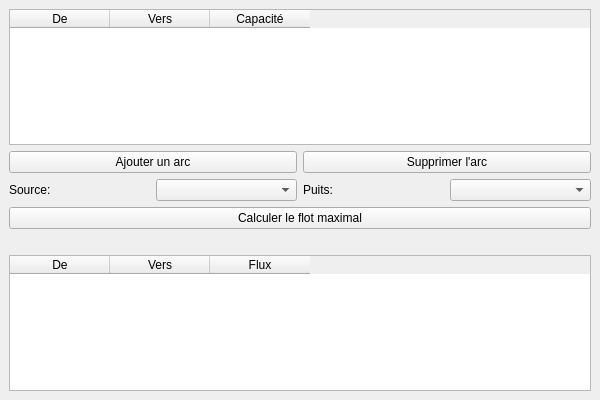
This is src/ui/max_flow_gui.ui in Sarra-majdoub/max_flow as Qt 5 draws it before an edit. The edited form follows.
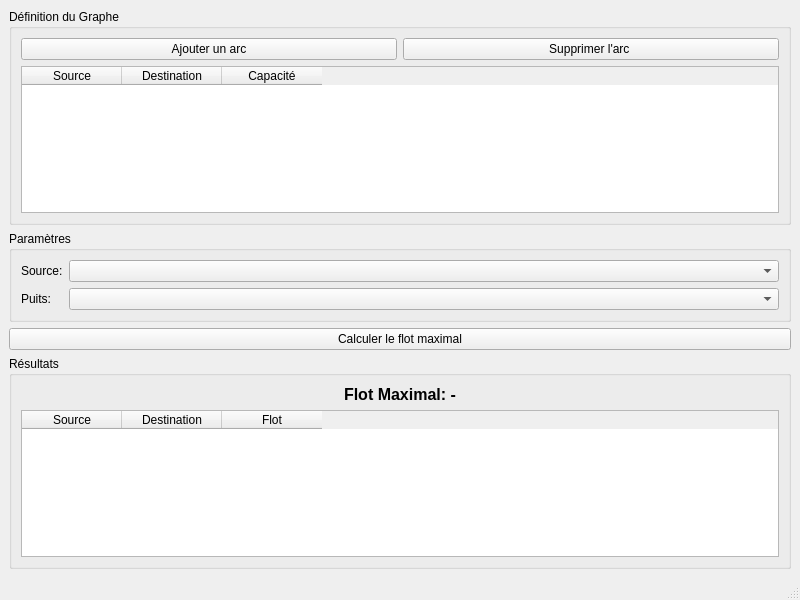
This is the edited form.

```diff
--- a/src/ui/max_flow_gui.ui
+++ b/src/ui/max_flow_gui.ui
@@ -6,33 +6,23 @@
       <rect>
         <x>0</x>
         <y>0</y>
-        <width>600</width>
-        <height>400</height>
-      </rect>
-    </property>
+    <width>800</width>
+    <height>600</height>
+   </rect>
+  </property>
+  <property name="windowTitle">
+   <string>Calculateur de Flot Maximal</string>
+  </property>
     <widget class="QWidget" name="centralwidget">
       <layout class="QVBoxLayout" name="verticalLayout">
         <item>
-          <widget class="QTableWidget" name="table_edges">
-            <column>
-              <property name="text">
-                <string>De</string>
-              </property>
-            </column>
-            <column>
-              <property name="text">
-                <string>Vers</string>
-              </property>
-            </column>
-            <column>
-              <property name="text">
-                <string>Capacité</string>
-              </property>
-            </column>
-          </widget>
-        </item>
+     <widget class="QGroupBox" name="groupBox">
+      <property name="title">
+       <string>Définition du Graphe</string>
+      </property>
+      <layout class="QVBoxLayout" name="verticalLayout_2">
         <item>
-          <layout class="QHBoxLayout">
+        <layout class="QHBoxLayout" name="horizontalLayout">
             <item>
               <widget class="QPushButton" name="btn_add_row">
                 <property name="text">
@@ -43,35 +33,65 @@
             <item>
               <widget class="QPushButton" name="btn_remove_row">
                 <property name="text">
-                  <string>Supprimer l'arc</string>
+            <string>Supprimer l'arc </string>
                 </property>
               </widget>
             </item>
           </layout>
         </item>
         <item>
-          <layout class="QHBoxLayout">
+        <widget class="QTableWidget" name="table_edges">
+         <property name="columnCount">
+          <number>3</number>
+         </property>
+         <column>
+          <property name="text">
+           <string>Source</string>
+          </property>
+         </column>
+         <column>
+          <property name="text">
+           <string>Destination</string>
+          </property>
+         </column>
+         <column>
+          <property name="text">
+           <string>Capacité</string>
+          </property>
+         </column>
+        </widget>
+       </item>
+      </layout>
+     </widget>
+    </item>
             <item>
-              <widget class="QLabel">
+     <widget class="QGroupBox" name="groupBox_2">
+      <property name="title">
+       <string>Paramètres</string>
+      </property>
+      <layout class="QFormLayout" name="formLayout">
+       <item row="0" column="0">
+        <widget class="QLabel" name="label">
                 <property name="text">
                   <string>Source:</string>
                 </property>
               </widget>
             </item>
-            <item>
+       <item row="0" column="1">
               <widget class="QComboBox" name="cb_source"/>
             </item>
-            <item>
-              <widget class="QLabel">
+       <item row="1" column="0">
+        <widget class="QLabel" name="label_2">
                 <property name="text">
                   <string>Puits:</string>
                 </property>
               </widget>
             </item>
-            <item>
+       <item row="1" column="1">
               <widget class="QComboBox" name="cb_sink"/>
             </item>
           </layout>
+     </widget>
         </item>
         <item>
           <widget class="QPushButton" name="btn_calculate">
@@ -81,28 +101,67 @@
           </widget>
         </item>
         <item>
-          <widget class="QLabel" name="lbl_result"/>
+     <widget class="QGroupBox" name="groupBox_3">
+      <property name="title">
+       <string>Résultats</string>
+      </property>
+      <layout class="QVBoxLayout" name="verticalLayout_3">
+       <item>
+        <widget class="QLabel" name="lbl_result">
+         <property name="font">
+          <font>
+           <pointsize>12</pointsize>
+           <weight>75</weight>
+           <bold>true</bold>
+          </font>
+         </property>
+         <property name="text">
+          <string>Flot Maximal: -</string>
+         </property>
+         <property name="alignment">
+          <set>Qt::AlignCenter</set>
+         </property>
+        </widget>
         </item>
         <item>
           <widget class="QTableWidget" name="table_result">
+         <property name="columnCount">
+          <number>3</number>
+         </property>
             <column>
               <property name="text">
-                <string>De</string>
+           <string>Source</string>
               </property>
             </column>
             <column>
               <property name="text">
-                <string>Vers</string>
+           <string>Destination</string>
               </property>
             </column>
             <column>
               <property name="text">
-                <string>Flux</string>
+           <string>Flot</string>
               </property>
             </column>
           </widget>
         </item>
       </layout>
     </widget>
+    </item>
+   </layout>
   </widget>
+  <widget class="QMenuBar" name="menubar">
+   <property name="geometry">
+    <rect>
+     <x>0</x>
+     <y>0</y>
+     <width>800</width>
+     <height>21</height>
+    </rect>
+   </property>
+  </widget>
+  <widget class="QStatusBar" name="statusbar"/>
+ </widget>
+ <resources/>
+ <connections/>
 </ui>
```
Lines whose indentation alone changed are shown as unchanged.
